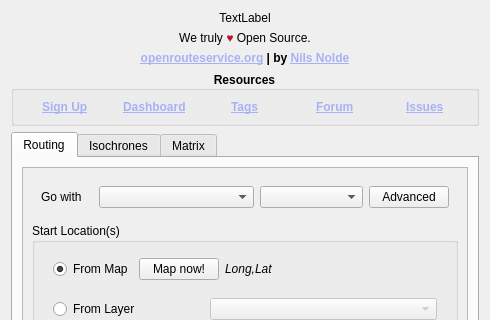
First picture: the form in ORStools/gui/ORStoolsDialogUI.ui, repository GIScience/orstools-qgis-plugin, before the edit; both pictures show x 0 to 490 and y 0 to 320 of the 490 by 775 pixel window.
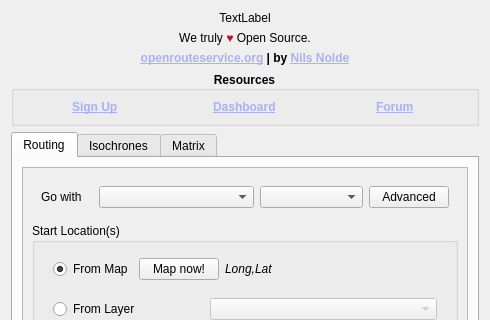
Second picture: the form after the edit. Custom widgets are drawn as their Qt base class.

Commit message: moved things around a little, included QGIS native widgets for layers/fields

The edit to the form file:
```diff
--- a/ORStools/gui/ORStoolsDialogUI.ui
+++ b/ORStools/gui/ORStoolsDialogUI.ui
@@ -116,16 +116,6 @@
         </property>
        </widget>
       </item>
-      <item alignment="Qt::AlignHCenter">
-       <widget class="QLabel" name="label_6">
-        <property name="text">
-         <string>&lt;html&gt;&lt;head/&gt;&lt;body&gt;&lt;p&gt;&lt;a href=&quot;https://github.com/GIScience/openrouteservice/wiki/Tag-Filtering&quot;&gt;&lt;span style=&quot;font-weight: bold; text-decoration: underline; color:#a8b1f5;&quot;&gt;Tags&lt;/span&gt;&lt;/a&gt;&lt;/p&gt;&lt;/body&gt;&lt;/html&gt;</string>
-        </property>
-        <property name="openExternalLinks">
-         <bool>true</bool>
-        </property>
-       </widget>
-      </item>
       <item alignment="Qt::AlignHCenter">
        <widget class="QLabel" name="label">
         <property name="font">
@@ -142,16 +132,6 @@
         </property>
        </widget>
       </item>
-      <item alignment="Qt::AlignHCenter">
-       <widget class="QLabel" name="label_5">
-        <property name="text">
-         <string>&lt;html&gt;&lt;head/&gt;&lt;body&gt;&lt;p&gt;&lt;a href=&quot;https://github.com/nilsnolde/OSMtools/issues&quot;&gt;&lt;span style=&quot;font-weight: bold; text-decoration: underline; color:#a8b1f5;&quot;&gt;Issues&lt;/span&gt;&lt;/a&gt;&lt;/p&gt;&lt;/body&gt;&lt;/html&gt;</string>
-        </property>
-        <property name="openExternalLinks">
-         <bool>true</bool>
-        </property>
-       </widget>
-      </item>
      </layout>
     </widget>
    </item>
@@ -1169,6 +1149,18 @@
   <zorder>help_button</zorder>
   <zorder>horizontalSpacer</zorder>
  </widget>
+ <customwidgets>
+  <customwidget>
+   <class>QgsFieldComboBox</class>
+   <extends>QComboBox</extends>
+   <header>qgsfieldcombobox.h</header>
+  </customwidget>
+  <customwidget>
+   <class>QgsMapLayerComboBox</class>
+   <extends>QComboBox</extends>
+   <header>qgsmaplayercombobox.h</header>
+  </customwidget>
+ </customwidgets>
  <tabstops>
   <tabstop>tabWidget</tabstop>
   <tabstop>routing_scrollarea</tabstop>
```
Left out of the diff: 68 changed lines with no effect on the pictures. The commit also changes 6 other files.
